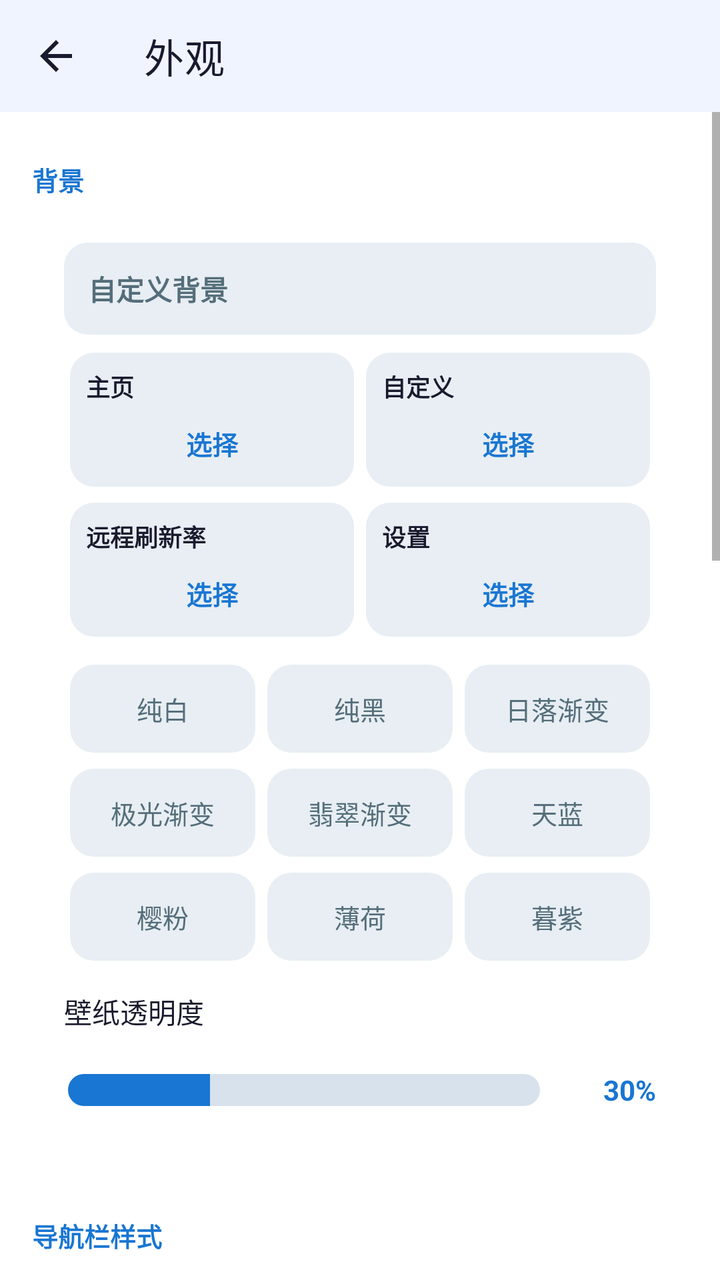
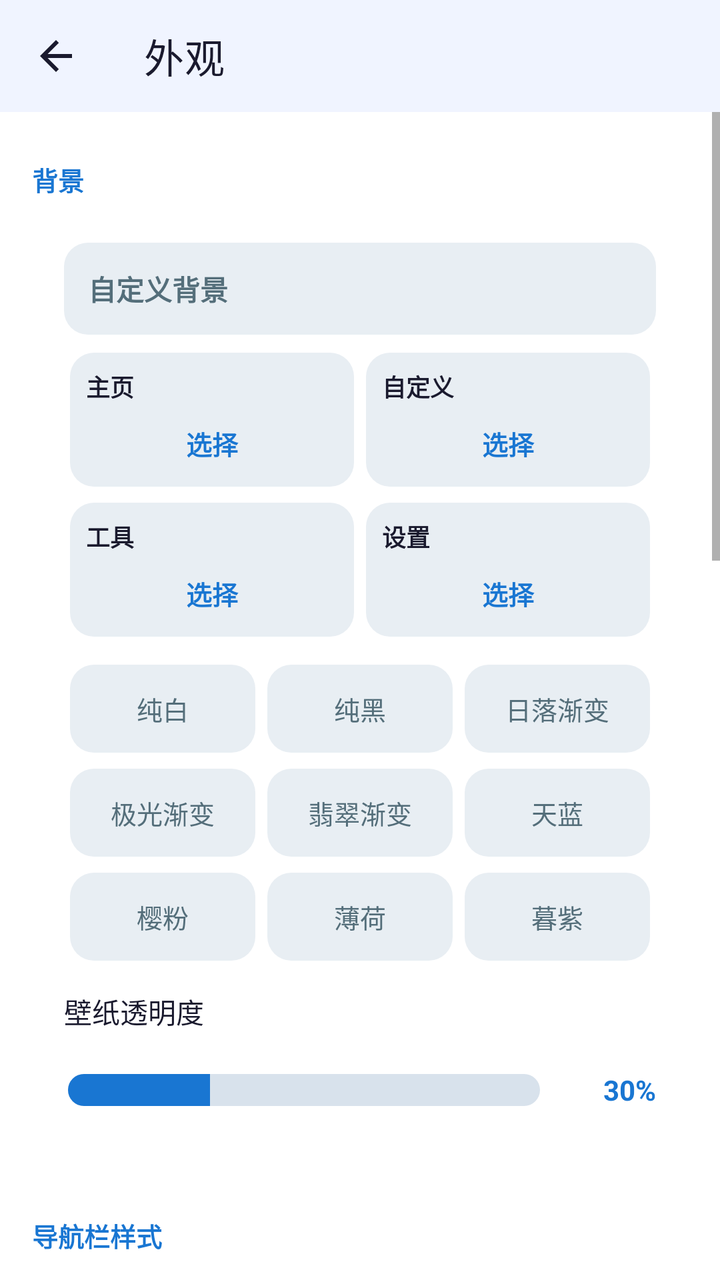

The first picture is an Android layout as it rendered before a commit; the second is the same layout after the commit. The layout source and the unified diff follow.
<!-- AndroidManifest.xml: application theme Theme.RefreshRate -->
<!-- res/layout/activity_appearance.xml -->
<?xml version="1.0" encoding="utf-8"?>
<LinearLayout xmlns:android="http://schemas.android.com/apk/res/android" xmlns:app="http://schemas.android.com/apk/res-auto" android:layout_width="match_parent" android:layout_height="match_parent" android:orientation="vertical" android:fitsSystemWindows="true">
    <androidx.appcompat.widget.Toolbar android:id="@+id/toolbar_appearance" android:layout_width="match_parent" android:layout_height="?attr/actionBarSize" android:background="#F0F4FF" app:navigationIcon="@drawable/ic_back_arrow" app:title="@string/appearance_title" app:titleTextColor="#1A1A2E"/>
    <FrameLayout android:layout_width="match_parent" android:layout_height="0dp" android:layout_weight="1">
        <ImageView android:id="@+id/appearance_wallpaper" android:layout_width="match_parent" android:layout_height="match_parent" android:scaleType="centerCrop" android:alpha="0.3"/>
        <ScrollView android:layout_width="match_parent" android:layout_height="match_parent" android:background="@android:color/transparent">
        <LinearLayout android:layout_width="match_parent" android:layout_height="wrap_content" android:orientation="vertical" android:padding="16dp">
            <TextView android:layout_width="wrap_content" android:layout_height="wrap_content" android:text="@string/settings_wallpaper_title" android:textSize="13sp" android:textColor="#1976D2" android:textStyle="bold" android:paddingBottom="6dp" android:paddingTop="8dp"/>
            <androidx.cardview.widget.CardView android:layout_width="match_parent" android:layout_height="wrap_content" android:layout_marginBottom="16dp" app:cardCornerRadius="12dp" app:cardBackgroundColor="#FFFFFF" app:cardElevation="0dp">
                <LinearLayout android:layout_width="match_parent" android:layout_height="wrap_content" android:orientation="vertical" android:padding="16dp">
                    <TextView android:id="@+id/wp_custom" android:layout_width="match_parent" android:layout_height="46dp" android:gravity="center_vertical" android:paddingStart="12dp" android:paddingEnd="12dp" android:text="@string/wallpaper_custom" android:textSize="14sp" android:textStyle="bold" android:drawablePadding="6dp" android:background="@drawable/bg_tab_unselected" android:textColor="#546E7A" android:layout_marginBottom="6dp"/>
                    <LinearLayout android:id="@+id/ll_custom_bg" android:layout_width="match_parent" android:layout_height="wrap_content" android:orientation="vertical" android:layout_marginBottom="8dp">
                        <LinearLayout android:layout_width="match_parent" android:layout_height="wrap_content" android:orientation="horizontal">
                            <LinearLayout android:layout_width="0dp" android:layout_height="wrap_content" android:layout_weight="1" android:orientation="vertical" android:layout_margin="3dp" android:padding="8dp" android:background="@drawable/bg_tab_unselected">
                                <TextView android:layout_width="match_parent" android:layout_height="wrap_content" android:text="@string/nav_home" android:textSize="12sp" android:textStyle="bold" android:maxLines="1" android:ellipsize="end" android:textColor="@color/text_dark"/>
                                <ImageView android:id="@+id/iv_bg_home" android:layout_width="match_parent" android:layout_height="120dp" android:scaleType="fitCenter" android:adjustViewBounds="true" android:layout_marginTop="6dp" android:visibility="gone"/>
                                <LinearLayout android:layout_width="match_parent" android:layout_height="wrap_content" android:orientation="horizontal" android:layout_marginTop="6dp">
                                    <TextView android:id="@+id/btn_clear_home" android:layout_width="0dp" android:layout_height="wrap_content" android:layout_weight="1" android:gravity="center" android:text="@string/bg_clear" android:textSize="13sp" android:textColor="#888888" android:padding="4dp" android:visibility="gone"/>
                                    <TextView android:id="@+id/btn_pick_home" android:layout_width="0dp" android:layout_height="wrap_content" android:layout_weight="1" android:gravity="center" android:text="@string/bg_select" android:textSize="13sp" android:textStyle="bold" android:textColor="#1976D2" android:padding="4dp"/>
                                </LinearLayout>
                            </LinearLayout>
                            <LinearLayout android:layout_width="0dp" android:layout_height="wrap_content" android:layout_weight="1" android:orientation="vertical" android:layout_margin="3dp" android:padding="8dp" android:background="@drawable/bg_tab_unselected">
                                <TextView android:layout_width="match_parent" android:layout_height="wrap_content" android:text="@string/nav_custom_app_refresh" android:textSize="12sp" android:textStyle="bold" android:maxLines="1" android:ellipsize="end" android:textColor="@color/text_dark"/>
                                <ImageView android:id="@+id/iv_bg_app" android:layout_width="match_parent" android:layout_height="120dp" android:scaleType="fitCenter" android:adjustViewBounds="true" android:layout_marginTop="6dp" android:visibility="gone"/>
                                <LinearLayout android:layout_width="match_parent" android:layout_height="wrap_content" android:orientation="horizontal" android:layout_marginTop="6dp">
                                    <TextView android:id="@+id/btn_clear_app" android:layout_width="0dp" android:layout_height="wrap_content" android:layout_weight="1" android:gravity="center" android:text="@string/bg_clear" android:textSize="13sp" android:textColor="#888888" android:padding="4dp" android:visibility="gone"/>
                                    <TextView android:id="@+id/btn_pick_app" android:layout_width="0dp" android:layout_height="wrap_content" android:layout_weight="1" android:gravity="center" android:text="@string/bg_select" android:textSize="13sp" android:textStyle="bold" android:textColor="#1976D2" android:padding="4dp"/>
                                </LinearLayout>
                            </LinearLayout>
                        </LinearLayout>
                        <LinearLayout android:layout_width="match_parent" android:layout_height="wrap_content" android:orientation="horizontal" android:layout_marginTop="2dp">
                            <LinearLayout android:layout_width="0dp" android:layout_height="wrap_content" android:layout_weight="1" android:orientation="vertical" android:layout_margin="3dp" android:padding="8dp" android:background="@drawable/bg_tab_unselected">
                                <TextView android:layout_width="match_parent" android:layout_height="wrap_content" android:text="@string/nav_remote" android:textSize="12sp" android:textStyle="bold" android:maxLines="1" android:ellipsize="end" android:textColor="@color/text_dark"/>
                                <ImageView android:id="@+id/iv_bg_remote" android:layout_width="match_parent" android:layout_height="120dp" android:scaleType="fitCenter" android:adjustViewBounds="true" android:layout_marginTop="6dp" android:visibility="gone"/>
                                <LinearLayout android:layout_width="match_parent" android:layout_height="wrap_content" android:orientation="horizontal" android:layout_marginTop="6dp">
                                    <TextView android:id="@+id/btn_clear_remote" android:layout_width="0dp" android:layout_height="wrap_content" android:layout_weight="1" android:gravity="center" android:text="@string/bg_clear" android:textSize="13sp" android:textColor="#888888" android:padding="4dp" android:visibility="gone"/>
                                    <TextView android:id="@+id/btn_pick_remote" android:layout_width="0dp" android:layout_height="wrap_content" android:layout_weight="1" android:gravity="center" android:text="@string/bg_select" android:textSize="13sp" android:textStyle="bold" android:textColor="#1976D2" android:padding="4dp"/>
                                </LinearLayout>
                            </LinearLayout>
                            <LinearLayout android:layout_width="0dp" android:layout_height="wrap_content" android:layout_weight="1" android:orientation="vertical" android:layout_margin="3dp" android:padding="8dp" android:background="@drawable/bg_tab_unselected">
                                <TextView android:layout_width="match_parent" android:layout_height="wrap_content" android:text="@string/nav_settings" android:textSize="12sp" android:textStyle="bold" android:maxLines="1" android:ellipsize="end" android:textColor="@color/text_dark"/>
                                <ImageView android:id="@+id/iv_bg_settings" android:layout_width="match_parent" android:layout_height="120dp" android:scaleType="fitCenter" android:adjustViewBounds="true" android:layout_marginTop="6dp" android:visibility="gone"/>
                                <LinearLayout android:layout_width="match_parent" android:layout_height="wrap_content" android:orientation="horizontal" android:layout_marginTop="6dp">
                                    <TextView android:id="@+id/btn_clear_settings" android:layout_width="0dp" android:layout_height="wrap_content" android:layout_weight="1" android:gravity="center" android:text="@string/bg_clear" android:textSize="13sp" android:textColor="#888888" android:padding="4dp" android:visibility="gone"/>
                                    <TextView android:id="@+id/btn_pick_settings" android:layout_width="0dp" android:layout_height="wrap_content" android:layout_weight="1" android:gravity="center" android:text="@string/bg_select" android:textSize="13sp" android:textStyle="bold" android:textColor="#1976D2" android:padding="4dp"/>
                                </LinearLayout>
                            </LinearLayout>
                        </LinearLayout>
                    </LinearLayout>
                    <LinearLayout android:layout_width="match_parent" android:layout_height="wrap_content" android:orientation="horizontal">
                        <TextView android:id="@+id/wp_white" android:layout_width="0dp" android:layout_height="44dp" android:layout_weight="1" android:layout_margin="3dp" android:gravity="center" android:text="@string/wallpaper_white" android:textSize="13sp" android:maxLines="1" android:ellipsize="end" android:background="@drawable/bg_tab_unselected" android:textColor="#546E7A"/>
                        <TextView android:id="@+id/wp_black" android:layout_width="0dp" android:layout_height="44dp" android:layout_weight="1" android:layout_margin="3dp" android:gravity="center" android:text="@string/wallpaper_black" android:textSize="13sp" android:maxLines="1" android:ellipsize="end" android:background="@drawable/bg_tab_unselected" android:textColor="#546E7A"/>
                        <TextView android:id="@+id/wp_sunset" android:layout_width="0dp" android:layout_height="44dp" android:layout_weight="1" android:layout_margin="3dp" android:gravity="center" android:text="@string/wallpaper_gradient1" android:textSize="13sp" android:maxLines="1" android:ellipsize="end" android:background="@drawable/bg_tab_unselected" android:textColor="#546E7A"/>
                    </LinearLayout>
                    <LinearLayout android:layout_width="match_parent" android:layout_height="wrap_content" android:orientation="horizontal" android:layout_marginTop="2dp">
                        <TextView android:id="@+id/wp_aurora" android:layout_width="0dp" android:layout_height="44dp" android:layout_weight="1" android:layout_margin="3dp" android:gravity="center" android:text="@string/wallpaper_gradient2" android:textSize="13sp" android:maxLines="1" android:ellipsize="end" android:background="@drawable/bg_tab_unselected" android:textColor="#546E7A"/>
                        <TextView android:id="@+id/wp_emerald" android:layout_width="0dp" android:layout_height="44dp" android:layout_weight="1" android:layout_margin="3dp" android:gravity="center" android:text="@string/wallpaper_gradient3" android:textSize="13sp" android:maxLines="1" android:ellipsize="end" android:background="@drawable/bg_tab_unselected" android:textColor="#546E7A"/>
                        <TextView android:id="@+id/wp_sky" android:layout_width="0dp" android:layout_height="44dp" android:layout_weight="1" android:layout_margin="3dp" android:gravity="center" android:text="@string/wp_sky" android:textSize="13sp" android:maxLines="1" android:ellipsize="end" android:background="@drawable/bg_tab_unselected" android:textColor="#546E7A"/>
                    </LinearLayout>
                    <LinearLayout android:layout_width="match_parent" android:layout_height="wrap_content" android:orientation="horizontal" android:layout_marginTop="2dp">
                        <TextView android:id="@+id/wp_pink" android:layout_width="0dp" android:layout_height="44dp" android:layout_weight="1" android:layout_margin="3dp" android:gravity="center" android:text="@string/wp_pink" android:textSize="13sp" android:maxLines="1" android:ellipsize="end" android:background="@drawable/bg_tab_unselected" android:textColor="#546E7A"/>
                        <TextView android:id="@+id/wp_mint" android:layout_width="0dp" android:layout_height="44dp" android:layout_weight="1" android:layout_margin="3dp" android:gravity="center" android:text="@string/wp_mint" android:textSize="13sp" android:maxLines="1" android:ellipsize="end" android:background="@drawable/bg_tab_unselected" android:textColor="#546E7A"/>
                        <TextView android:id="@+id/wp_purple" android:layout_width="0dp" android:layout_height="44dp" android:layout_weight="1" android:layout_margin="3dp" android:gravity="center" android:text="@string/wp_purple" android:textSize="13sp" android:maxLines="1" android:ellipsize="end" android:background="@drawable/bg_tab_unselected" android:textColor="#546E7A"/>
                    </LinearLayout>
                    <TextView android:layout_width="wrap_content" android:layout_height="wrap_content" android:text="@string/wallpaper_alpha_label" android:layout_marginTop="12dp" android:textColor="#1A1A2E"/>
                    <LinearLayout android:layout_width="match_parent" android:layout_height="wrap_content" android:orientation="horizontal" android:gravity="center_vertical" android:layout_marginTop="6dp">
                        <SeekBar android:id="@+id/sb_alpha" android:layout_width="0dp" android:layout_weight="1" android:layout_height="46dp" android:max="100" android:progress="30" android:progressDrawable="@drawable/seekbar_track_bright" android:thumb="@null" android:background="@null" android:splitTrack="false" android:paddingStart="2dp" android:paddingEnd="2dp"/>
                        <TextView android:id="@+id/tv_alpha_pct" android:layout_width="wrap_content" android:layout_height="wrap_content" android:text="30%" android:textSize="14sp" android:textColor="#1976D2" android:textStyle="bold" android:minWidth="44dp" android:gravity="end" android:layout_marginStart="12dp"/>
                    </LinearLayout>
                </LinearLayout>
            </androidx.cardview.widget.CardView>
            <TextView android:layout_width="wrap_content" android:layout_height="wrap_content" android:text="@string/nav_scheme_title" android:textSize="13sp" android:textColor="#1976D2" android:textStyle="bold" android:paddingBottom="6dp" android:paddingTop="8dp"/>
            <androidx.cardview.widget.CardView android:layout_width="match_parent" android:layout_height="wrap_content" android:layout_marginBottom="16dp" app:cardCornerRadius="12dp" app:cardBackgroundColor="#FFFFFF" app:cardElevation="0dp">
                <LinearLayout android:layout_width="match_parent" android:layout_height="wrap_content" android:orientation="vertical">
                    <LinearLayout android:id="@+id/row_nav_style" android:layout_width="match_parent" android:layout_height="56dp" android:orientation="horizontal" android:gravity="center_vertical" android:paddingStart="16dp" android:paddingEnd="16dp" android:background="?attr/selectableItemBackground" android:clickable="true" android:focusable="true">
                        <TextView android:layout_width="0dp" android:layout_height="wrap_content" android:layout_weight="1" android:text="@string/nav_scheme_title" android:textSize="15sp" android:textColor="#1A1A2E"/>
                        <TextView android:id="@+id/tv_nav_style_current" android:layout_width="wrap_content" android:layout_height="wrap_content" android:textSize="13sp" android:textColor="#888888" android:layout_marginEnd="8dp"/>
                        <ImageView android:layout_width="20dp" android:layout_height="20dp" android:src="@drawable/ic_nav_settings" android:alpha="0.4"/>
                    </LinearLayout>
                </LinearLayout>
            </androidx.cardview.widget.CardView>
            <TextView android:layout_width="wrap_content" android:layout_height="wrap_content" android:text="@string/card_display_title" android:textSize="13sp" android:textColor="#1976D2" android:textStyle="bold" android:paddingBottom="6dp" android:paddingTop="8dp"/>
            <androidx.cardview.widget.CardView android:layout_width="match_parent" android:layout_height="wrap_content" android:layout_marginBottom="16dp" app:cardCornerRadius="12dp" app:cardBackgroundColor="#FFFFFF" app:cardElevation="0dp">
                <LinearLayout android:layout_width="match_parent" android:layout_height="wrap_content" android:orientation="vertical" android:padding="16dp">
                    <TextView android:layout_width="wrap_content" android:layout_height="wrap_content" android:text="@string/card_alpha_label" android:textColor="#1A1A2E"/>
                    <LinearLayout android:layout_width="match_parent" android:layout_height="wrap_content" android:orientation="horizontal" android:gravity="center_vertical" android:layout_marginTop="4dp">
                        <SeekBar android:id="@+id/sb_card_alpha" android:layout_width="0dp" android:layout_weight="1" android:layout_height="46dp" android:max="100" android:progress="0" android:progressDrawable="@drawable/seekbar_track_bright" android:thumb="@null" android:background="@null" android:splitTrack="false" android:paddingStart="2dp" android:paddingEnd="2dp"/>
                        <TextView android:id="@+id/tv_pct_card" android:layout_width="wrap_content" android:layout_height="wrap_content" android:text="0%" android:textSize="14sp" android:textColor="#1976D2" android:textStyle="bold" android:minWidth="44dp" android:gravity="end" android:layout_marginStart="12dp"/>
                    </LinearLayout>
                    </LinearLayout>
            </androidx.cardview.widget.CardView>
            <TextView android:layout_width="wrap_content" android:layout_height="wrap_content" android:text="@string/settings_page_beautify" android:textSize="13sp" android:textColor="#1976D2" android:textStyle="bold" android:paddingBottom="6dp" android:paddingTop="8dp"/>
            <androidx.cardview.widget.CardView android:layout_width="match_parent" android:layout_height="wrap_content" android:layout_marginBottom="16dp" app:cardCornerRadius="12dp" app:cardBackgroundColor="#FFFFFF" app:cardElevation="0dp">
                <LinearLayout android:layout_width="match_parent" android:layout_height="wrap_content" android:orientation="vertical" android:padding="16dp">
                    <TextView android:layout_width="wrap_content" android:layout_height="wrap_content" android:text="@string/settings_card_alpha" android:textColor="#1A1A2E"/>
                    <LinearLayout android:layout_width="match_parent" android:layout_height="wrap_content" android:orientation="horizontal" android:gravity="center_vertical" android:layout_marginTop="4dp">
                        <SeekBar android:id="@+id/sb_setting_card_alpha" android:layout_width="0dp" android:layout_weight="1" android:layout_height="46dp" android:max="100" android:progress="0" android:progressDrawable="@drawable/seekbar_track_bright" android:thumb="@null" android:background="@null" android:splitTrack="false" android:paddingStart="2dp" android:paddingEnd="2dp"/>
                        <TextView android:id="@+id/tv_pct_setting_card" android:layout_width="wrap_content" android:layout_height="wrap_content" android:text="0%" android:textSize="14sp" android:textColor="#1976D2" android:textStyle="bold" android:minWidth="44dp" android:gravity="end" android:layout_marginStart="12dp"/>
                    </LinearLayout>
                    <TextView android:layout_width="wrap_content" android:layout_height="wrap_content" android:text="@string/settings_text_alpha" android:layout_marginTop="12dp" android:textColor="#1A1A2E"/>
                    <LinearLayout android:layout_width="match_parent" android:layout_height="wrap_content" android:orientation="horizontal" android:gravity="center_vertical" android:layout_marginTop="4dp">
                        <SeekBar android:id="@+id/sb_setting_text_alpha" android:layout_width="0dp" android:layout_weight="1" android:layout_height="46dp" android:max="100" android:progress="0" android:progressDrawable="@drawable/seekbar_track_bright" android:thumb="@null" android:background="@null" android:splitTrack="false" android:paddingStart="2dp" android:paddingEnd="2dp"/>
                        <TextView android:id="@+id/tv_pct_setting_text" android:layout_width="wrap_content" android:layout_height="wrap_content" android:text="0%" android:textSize="14sp" android:textColor="#1976D2" android:textStyle="bold" android:minWidth="44dp" android:gravity="end" android:layout_marginStart="12dp"/>
                    </LinearLayout>
                </LinearLayout>
            </androidx.cardview.widget.CardView>
            <TextView android:layout_width="wrap_content" android:layout_height="wrap_content" android:text="@string/app_page_alpha_title" android:textSize="13sp" android:textColor="#1976D2" android:textStyle="bold" android:paddingBottom="6dp" android:paddingTop="8dp"/>
            <androidx.cardview.widget.CardView android:layout_width="match_parent" android:layout_height="wrap_content" android:layout_marginBottom="16dp" app:cardCornerRadius="12dp" app:cardBackgroundColor="#FFFFFF" app:cardElevation="0dp">
                <LinearLayout android:layout_width="match_parent" android:layout_height="wrap_content" android:orientation="vertical" android:padding="16dp">
                    <TextView android:layout_width="wrap_content" android:layout_height="wrap_content" android:text="@string/settings_card_alpha" android:textColor="#1A1A2E"/>
                    <LinearLayout android:layout_width="match_parent" android:layout_height="wrap_content" android:orientation="horizontal" android:gravity="center_vertical" android:layout_marginTop="4dp">
                        <SeekBar android:id="@+id/sb_custom_card_alpha" android:layout_width="0dp" android:layout_weight="1" android:layout_height="46dp" android:max="100" android:progress="0" android:progressDrawable="@drawable/seekbar_track_bright" android:thumb="@null" android:background="@null" android:splitTrack="false" android:paddingStart="2dp" android:paddingEnd="2dp"/>
                        <TextView android:id="@+id/tv_pct_custom_card" android:layout_width="wrap_content" android:layout_height="wrap_content" android:text="0%" android:textSize="14sp" android:textColor="#1976D2" android:textStyle="bold" android:minWidth="44dp" android:gravity="end" android:layout_marginStart="12dp"/>
                    </LinearLayout>
                    <TextView android:layout_width="wrap_content" android:layout_height="wrap_content" android:text="@string/settings_text_alpha" android:layout_marginTop="12dp" android:textColor="#1A1A2E"/>
                    <LinearLayout android:layout_width="match_parent" android:layout_height="wrap_content" android:orientation="horizontal" android:gravity="center_vertical" android:layout_marginTop="4dp">
                        <SeekBar android:id="@+id/sb_custom_text_alpha" android:layout_width="0dp" android:layout_weight="1" android:layout_height="46dp" android:max="100" android:progress="0" android:progressDrawable="@drawable/seekbar_track_bright" android:thumb="@null" android:background="@null" android:splitTrack="false" android:paddingStart="2dp" android:paddingEnd="2dp"/>
                        <TextView android:id="@+id/tv_pct_custom_text" android:layout_width="wrap_content" android:layout_height="wrap_content" android:text="0%" android:textSize="14sp" android:textColor="#1976D2" android:textStyle="bold" android:minWidth="44dp" android:gravity="end" android:layout_marginStart="12dp"/>
                    </LinearLayout>
                </LinearLayout>
            </androidx.cardview.widget.CardView>
            <TextView android:layout_width="wrap_content" android:layout_height="wrap_content" android:text="@string/remote_page_alpha_title" android:textSize="13sp" android:textColor="#1976D2" android:textStyle="bold" android:paddingBottom="6dp" android:paddingTop="8dp"/>
            <androidx.cardview.widget.CardView android:layout_width="match_parent" android:layout_height="wrap_content" android:layout_marginBottom="16dp" app:cardCornerRadius="12dp" app:cardBackgroundColor="#FFFFFF" app:cardElevation="0dp">
                <LinearLayout android:layout_width="match_parent" android:layout_height="wrap_content" android:orientation="vertical" android:padding="16dp">
                    <TextView android:layout_width="wrap_content" android:layout_height="wrap_content" android:text="@string/settings_card_alpha" android:textColor="#1A1A2E"/>
                    <LinearLayout android:layout_width="match_parent" android:layout_height="wrap_content" android:orientation="horizontal" android:gravity="center_vertical" android:layout_marginTop="4dp">
                        <SeekBar android:id="@+id/sb_remote_card_alpha" android:layout_width="0dp" android:layout_weight="1" android:layout_height="46dp" android:max="100" android:progress="0" android:progressDrawable="@drawable/seekbar_track_bright" android:thumb="@null" android:background="@null" android:splitTrack="false" android:paddingStart="2dp" android:paddingEnd="2dp"/>
                        <TextView android:id="@+id/tv_pct_remote_card" android:layout_width="wrap_content" android:layout_height="wrap_content" android:text="0%" android:textSize="14sp" android:textColor="#1976D2" android:textStyle="bold" android:minWidth="44dp" android:gravity="end" android:layout_marginStart="12dp"/>
                    </LinearLayout>
                    <TextView android:layout_width="wrap_content" android:layout_height="wrap_content" android:text="@string/settings_text_alpha" android:layout_marginTop="12dp" android:textColor="#1A1A2E"/>
                    <LinearLayout android:layout_width="match_parent" android:layout_height="wrap_content" android:orientation="horizontal" android:gravity="center_vertical" android:layout_marginTop="4dp">
                        <SeekBar android:id="@+id/sb_remote_text_alpha" android:layout_width="0dp" android:layout_weight="1" android:layout_height="46dp" android:max="100" android:progress="0" android:progressDrawable="@drawable/seekbar_track_bright" android:thumb="@null" android:background="@null" android:splitTrack="false" android:paddingStart="2dp" android:paddingEnd="2dp"/>
                        <TextView android:id="@+id/tv_pct_remote_text" android:layout_width="wrap_content" android:layout_height="wrap_content" android:text="0%" android:textSize="14sp" android:textColor="#1976D2" android:textStyle="bold" android:minWidth="44dp" android:gravity="end" android:layout_marginStart="12dp"/>
                    </LinearLayout>
                </LinearLayout>
            </androidx.cardview.widget.CardView>
        </LinearLayout>
    </ScrollView>
    </FrameLayout>
</LinearLayout>
<!-- resources referenced by this layout -->
<resources>
  <color name="text_dark">#1A1A2E</color>
  <!-- drawable bg_tab_unselected (drawable) -->
  <?xml version="1.0" encoding="utf-8"?>
  <shape xmlns:android="http://schemas.android.com/apk/res/android" android:shape="rectangle">
      <solid android:color="#E8EEF3"/>
      <corners android:radius="12dp"/>
  </shape>
  <!-- drawable ic_back_arrow (drawable) -->
  <?xml version="1.0" encoding="utf-8"?>
  <vector xmlns:android="http://schemas.android.com/apk/res/android"
      android:width="24dp" android:height="24dp" android:viewportWidth="24" android:viewportHeight="24">
      <path android:fillColor="#1A1A2E" android:pathData="M20,11H7.83l5.59,-5.59L12,4l-8,8 8,8 1.41,-1.41L7.83,13H20v-2z"/>
  </vector>
  <!-- drawable seekbar_track_bright (drawable) -->
  <?xml version="1.0" encoding="utf-8"?>
  <layer-list xmlns:android="http://schemas.android.com/apk/res/android">
      <item android:id="@android:id/background">
          <shape android:shape="rectangle">
              <corners android:radius="24dp"/>
              <solid android:color="#D8E2EC"/>
          </shape>
      </item>
      <item android:id="@android:id/progress">
          <clip>
              <shape android:shape="rectangle">
                  <corners android:radius="24dp"/>
                  <solid android:color="#1976D2"/>
              </shape>
          </clip>
      </item>
  </layer-list>
  <string name="app_page_alpha_title">自定义应用刷新率页</string>
  <string name="appearance_title">外观</string>
  <string name="bg_clear">清除</string>
  <string name="bg_select">选择</string>
  <string name="card_alpha_label">档位透明度</string>
  <string name="card_display_title">档位透明度</string>
  <string name="nav_custom_app_refresh">自定义</string>
  <string name="nav_home">主页</string>
  <string name="nav_remote">远程刷新率</string>
  <string name="nav_scheme_title">导航栏样式</string>
  <string name="nav_settings">设置</string>
  <string name="remote_page_alpha_title">远程刷新率页</string>
  <string name="settings_card_alpha">卡片透明度</string>
  <string name="settings_page_beautify">设置页透明度</string>
  <string name="settings_text_alpha">文字透明度</string>
  <string name="settings_wallpaper_title">背景</string>
  <string name="wallpaper_alpha_label">壁纸透明度</string>
  <string name="wallpaper_black">纯黑</string>
  <string name="wallpaper_custom">自定义背景</string>
  <string name="wallpaper_gradient1">日落渐变</string>
  <string name="wallpaper_gradient2">极光渐变</string>
  <string name="wallpaper_gradient3">翡翠渐变</string>
  <string name="wallpaper_white">纯白</string>
  <string name="wp_mint">薄荷</string>
  <string name="wp_pink">樱粉</string>
  <string name="wp_purple">暮紫</string>
  <string name="wp_sky">天蓝</string>
  <style name="Theme.RefreshRate" parent="Theme.MaterialComponents.Light.NoActionBar">
          <item name="colorPrimary">@color/primary</item>
          <item name="colorPrimaryDark">@color/primary_dark</item>
          <item name="colorAccent">@color/accent</item>
          <item name="android:statusBarColor">@android:color/transparent</item>
      </style>
  <color name="primary">#1976D2</color>
  <color name="primary_dark">#1565C0</color>
  <color name="accent">#42A5F5</color>
</resources>

<!-- the commit's change to res/layout/activity_appearance.xml (unified diff, before → after) -->
@@ -30,7 +30,7 @@
                         </LinearLayout>
                         <LinearLayout android:layout_width="match_parent" android:layout_height="wrap_content" android:orientation="horizontal" android:layout_marginTop="2dp">
                             <LinearLayout android:layout_width="0dp" android:layout_height="wrap_content" android:layout_weight="1" android:orientation="vertical" android:layout_margin="3dp" android:padding="8dp" android:background="@drawable/bg_tab_unselected">
-                                <TextView android:layout_width="match_parent" android:layout_height="wrap_content" android:text="@string/nav_remote" android:textSize="12sp" android:textStyle="bold" android:maxLines="1" android:ellipsize="end" android:textColor="@color/text_dark"/>
+                                <TextView android:layout_width="match_parent" android:layout_height="wrap_content" android:text="@string/nav_tools" android:textSize="12sp" android:textStyle="bold" android:maxLines="1" android:ellipsize="end" android:textColor="@color/text_dark"/>
                                 <ImageView android:id="@+id/iv_bg_remote" android:layout_width="match_parent" android:layout_height="120dp" android:scaleType="fitCenter" android:adjustViewBounds="true" android:layout_marginTop="6dp" android:visibility="gone"/>
                                 <LinearLayout android:layout_width="match_parent" android:layout_height="wrap_content" android:orientation="horizontal" android:layout_marginTop="6dp">
                                     <TextView android:id="@+id/btn_clear_remote" android:layout_width="0dp" android:layout_height="wrap_content" android:layout_weight="1" android:gravity="center" android:text="@string/bg_clear" android:textSize="13sp" android:textColor="#888888" android:padding="4dp" android:visibility="gone"/>
@@ -119,7 +119,7 @@
                     </LinearLayout>
                 </LinearLayout>
             </androidx.cardview.widget.CardView>
-            <TextView android:layout_width="wrap_content" android:layout_height="wrap_content" android:text="@string/remote_page_alpha_title" android:textSize="13sp" android:textColor="#1976D2" android:textStyle="bold" android:paddingBottom="6dp" android:paddingTop="8dp"/>
+            <TextView android:layout_width="wrap_content" android:layout_height="wrap_content" android:text="@string/monitor_page_alpha_title" android:textSize="13sp" android:textColor="#1976D2" android:textStyle="bold" android:paddingBottom="6dp" android:paddingTop="8dp"/>
             <androidx.cardview.widget.CardView android:layout_width="match_parent" android:layout_height="wrap_content" android:layout_marginBottom="16dp" app:cardCornerRadius="12dp" app:cardBackgroundColor="#FFFFFF" app:cardElevation="0dp">
                 <LinearLayout android:layout_width="match_parent" android:layout_height="wrap_content" android:orientation="vertical" android:padding="16dp">
                     <TextView android:layout_width="wrap_content" android:layout_height="wrap_content" android:text="@string/settings_card_alpha" android:textColor="#1A1A2E"/>
<!-- resource entries referenced after the edit -->
@@ -37,12 +37,12 @@
   <string name="bg_select">选择</string>
   <string name="card_alpha_label">档位透明度</string>
   <string name="card_display_title">档位透明度</string>
+  <string name="monitor_page_alpha_title">实时帧率页</string>
   <string name="nav_custom_app_refresh">自定义</string>
   <string name="nav_home">主页</string>
-  <string name="nav_remote">远程刷新率</string>
   <string name="nav_scheme_title">导航栏样式</string>
   <string name="nav_settings">设置</string>
-  <string name="remote_page_alpha_title">远程刷新率页</string>
+  <string name="nav_tools">工具</string>
   <string name="settings_card_alpha">卡片透明度</string>
   <string name="settings_page_beautify">设置页透明度</string>
   <string name="settings_text_alpha">文字透明度</string>
